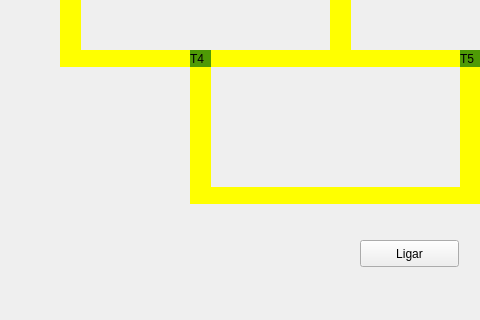
Qt form mainwindow.ui (ClenilsonSilva4/Deadlocks) before a commit; both pictures show x 0 to 480 and y 117 to 437 of the 988 by 437 pixel window.
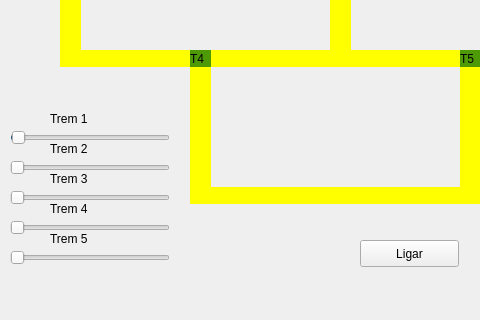
The same form after that commit.

Commit message: sliders para mudar velocidade dos trens

```diff
--- a/mainwindow.ui
+++ b/mainwindow.ui
@@ -390,6 +390,157 @@
      <string>T5</string>
     </property>
    </widget>
+   <widget class="QSlider" name="sliderTrem2">
+    <property name="geometry">
+     <rect>
+      <x>10</x>
+      <y>260</y>
+      <width>160</width>
+      <height>16</height>
+     </rect>
+    </property>
+    <property name="maximum">
+     <number>100</number>
+    </property>
+    <property name="orientation">
+     <enum>Qt::Horizontal</enum>
+    </property>
+   </widget>
+   <widget class="QSlider" name="sliderTrem3">
+    <property name="geometry">
+     <rect>
+      <x>10</x>
+      <y>290</y>
+      <width>160</width>
+      <height>16</height>
+     </rect>
+    </property>
+    <property name="maximum">
+     <number>100</number>
+    </property>
+    <property name="orientation">
+     <enum>Qt::Horizontal</enum>
+    </property>
+   </widget>
+   <widget class="QSlider" name="sliderTrem4">
+    <property name="geometry">
+     <rect>
+      <x>10</x>
+      <y>320</y>
+      <width>160</width>
+      <height>16</height>
+     </rect>
+    </property>
+    <property name="maximum">
+     <number>100</number>
+    </property>
+    <property name="orientation">
+     <enum>Qt::Horizontal</enum>
+    </property>
+   </widget>
+   <widget class="QSlider" name="sliderTrem5">
+    <property name="geometry">
+     <rect>
+      <x>10</x>
+      <y>350</y>
+      <width>160</width>
+      <height>16</height>
+     </rect>
+    </property>
+    <property name="maximum">
+     <number>100</number>
+    </property>
+    <property name="orientation">
+     <enum>Qt::Horizontal</enum>
+    </property>
+   </widget>
+   <widget class="QSlider" name="sliderTrem1">
+    <property name="geometry">
+     <rect>
+      <x>10</x>
+      <y>230</y>
+      <width>160</width>
+      <height>16</height>
+     </rect>
+    </property>
+    <property name="maximum">
+     <number>100</number>
+    </property>
+    <property name="value">
+     <number>1</number>
+    </property>
+    <property name="sliderPosition">
+     <number>1</number>
+    </property>
+    <property name="orientation">
+     <enum>Qt::Horizontal</enum>
+    </property>
+   </widget>
+   <widget class="QLabel" name="label">
+    <property name="geometry">
+     <rect>
+      <x>50</x>
+      <y>210</y>
+      <width>67</width>
+      <height>17</height>
+     </rect>
+    </property>
+    <property name="text">
+     <string>Trem 1</string>
+    </property>
+   </widget>
+   <widget class="QLabel" name="label_2">
+    <property name="geometry">
+     <rect>
+      <x>50</x>
+      <y>240</y>
+      <width>67</width>
+      <height>17</height>
+     </rect>
+    </property>
+    <property name="text">
+     <string>Trem 2</string>
+    </property>
+   </widget>
+   <widget class="QLabel" name="label_3">
+    <property name="geometry">
+     <rect>
+      <x>50</x>
+      <y>270</y>
+      <width>67</width>
+      <height>17</height>
+     </rect>
+    </property>
+    <property name="text">
+     <string>Trem 3</string>
+    </property>
+   </widget>
+   <widget class="QLabel" name="label_4">
+    <property name="geometry">
+     <rect>
+      <x>50</x>
+      <y>300</y>
+      <width>67</width>
+      <height>17</height>
+     </rect>
+    </property>
+    <property name="text">
+     <string>Trem 4</string>
+    </property>
+   </widget>
+   <widget class="QLabel" name="label_5">
+    <property name="geometry">
+     <rect>
+      <x>50</x>
+      <y>330</y>
+      <width>67</width>
+      <height>17</height>
+     </rect>
+    </property>
+    <property name="text">
+     <string>Trem 5</string>
+    </property>
+   </widget>
    <zorder>label_trilho1_1</zorder>
    <zorder>label_trilho1_4</zorder>
    <zorder>label_trilho2_2</zorder>
```
Left out of the diff: 10 changed lines with no effect on the pictures. The commit also changes 5 other files.
